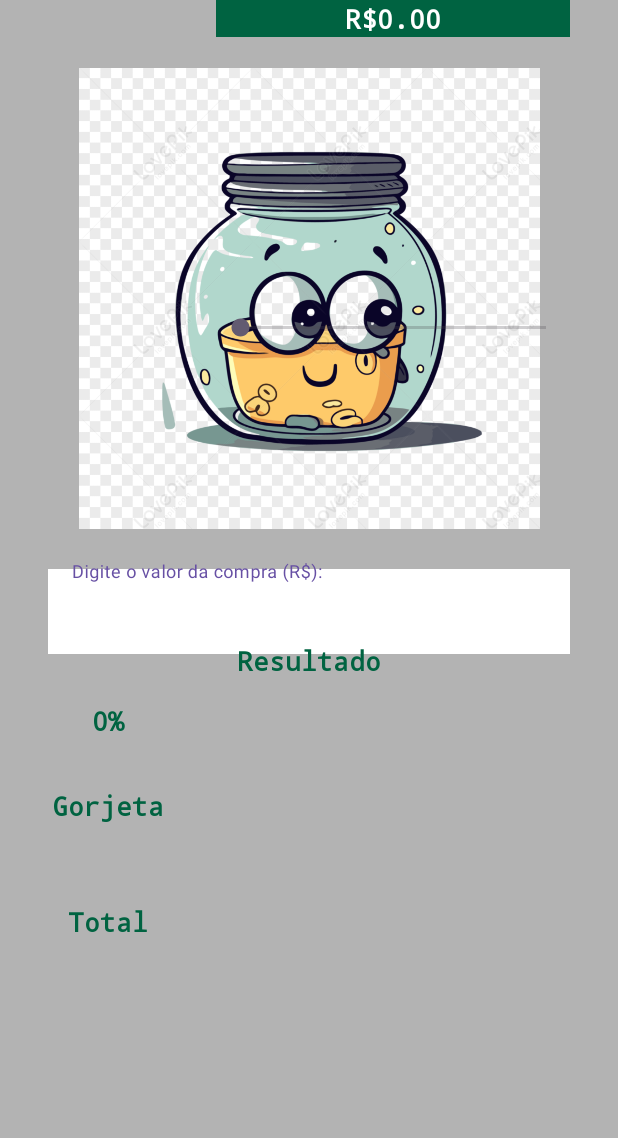
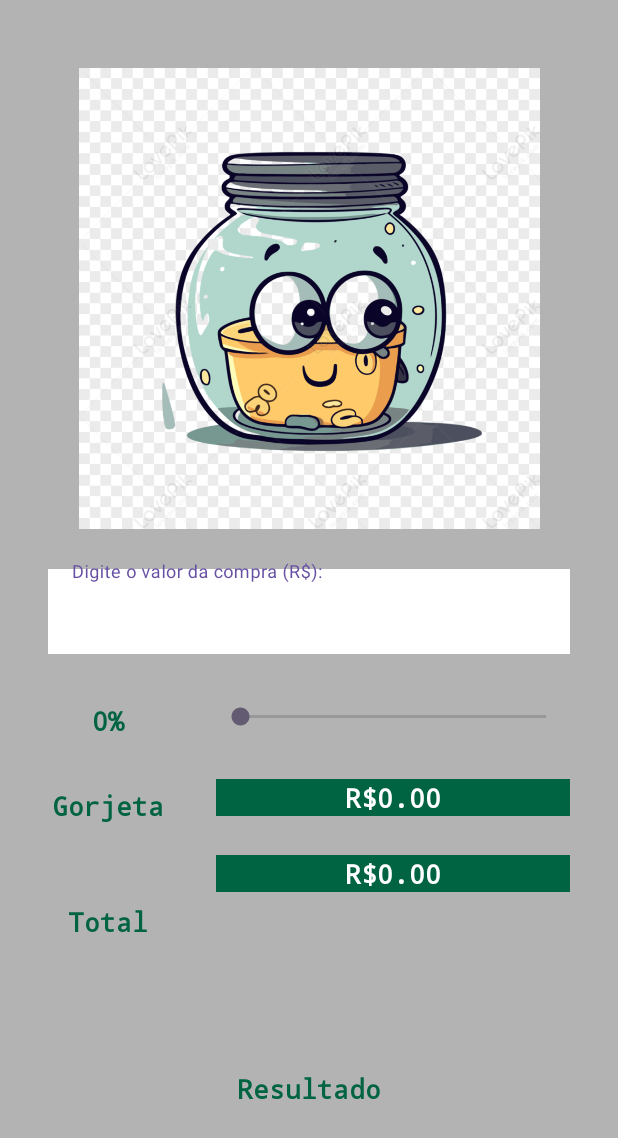
Before and after one commit to GuilhermeFogolin/Estudos-Desenvolvimento-Mobile, an Android app: the screen it shows after launch (MainActivity), on a phone screen of 412 x 824 dp. Shown: the top 1138 px of the screen. Run offline under Robolectric (Android 15) with nearby library versions, the phone set to English and light mode, and no system bars.

Commit message:
Adicionando funcionalidade para calcular gorjeta

```diff
--- a/Gorjeta/app/src/main/java/com/fecap/ccp/gorjeta/MainActivity.java
+++ b/Gorjeta/app/src/main/java/com/fecap/ccp/gorjeta/MainActivity.java
@@ -1,6 +1,9 @@
 package com.fecap.ccp.gorjeta;
 
 import android.os.Bundle;
+import android.widget.EditText;
+import android.widget.SeekBar;
+import android.widget.TextView;
 
 import androidx.activity.EdgeToEdge;
 import androidx.appcompat.app.AppCompatActivity;
@@ -10,15 +13,62 @@ import androidx.core.view.WindowInsetsCompat;
 
 public class MainActivity extends AppCompatActivity {
 
+    private EditText editValor;
+    private TextView text_porcentagem, text_gorjeta, text_total;
+    private SeekBar seekBarGorjeta;
+    private double porcentagem = 0;
+
     @Override
     protected void onCreate(Bundle savedInstanceState) {
         super.onCreate(savedInstanceState);
-        EdgeToEdge.enable(this);
         setContentView(R.layout.activity_main);
-        ViewCompat.setOnApplyWindowInsetsListener(findViewById(R.id.main), (v, insets) -> {
-            Insets systemBars = insets.getInsets(WindowInsetsCompat.Type.systemBars());
-            v.setPadding(systemBars.left, systemBars.top, systemBars.right, systemBars.bottom);
-            return insets;
+
+        editValor = findViewById(R.id.editValor);
+        text_gorjeta = findViewById(R.id.text_gorjeta);
+        text_porcentagem = findViewById(R.id.text_porcentagem);
+        text_total = findViewById(R.id.text_total);
+        seekBarGorjeta = findViewById(R.id.seekBarGorjeta);
+
+        // Manipulação sem botão: Seekbar - "ouvinte"
+
+        seekBarGorjeta.setOnSeekBarChangeListener(new SeekBar.OnSeekBarChangeListener() {
+            @Override
+            public void onProgressChanged(SeekBar seekBar, int i, boolean b) {
+                porcentagem = i;
+                text_porcentagem.setText(Math.round(porcentagem) + "%");
+                calcular();
+            }
+
+            @Override
+            public void onStartTrackingTouch(SeekBar seekBar) {
+            }
+
+            @Override
+            public void onStopTrackingTouch(SeekBar seekBar) {
+                // TODO: O método calcular pode ser colocado aqui também.
+            }
         });
+
+    }
+
+    public void calcular() {
+        String valorRecuperado = editValor.getText().toString();
+
+        if (valorRecuperado == null || valorRecuperado.equals("")) {
+
+        } else {
+
+            // Converter String para Double
+
+            double valorDigitado = Double.parseDouble(valorRecuperado);
+
+            // Calcular a gorjeta total:
+
+            double gorjeta = valorDigitado * (porcentagem / 100);
+
+            // Exibir a gorjeta
+
+            text_gorjeta.setText("R$" + gorjeta);
+        }
     }
 }
--- a/Gorjeta/app/src/main/res/layout/activity_main.xml
+++ b/Gorjeta/app/src/main/res/layout/activity_main.xml
@@ -100,13 +100,14 @@
         android:fontFamily="monospace"
         android:text="R$0.00"
         android:textAlignment="center"
+        android:textColor="@color/branco"
         android:textSize="18sp"
         android:textStyle="bold"
-        android:textColor="@color/branco"
+        app:layout_constraintBottom_toTopOf="@+id/text_total"
         app:layout_constraintEnd_toEndOf="parent"
         app:layout_constraintHorizontal_bias="0.0"
         app:layout_constraintStart_toEndOf="@+id/title_gorjeta"
-        tools:layout_editor_absoluteY="518dp" />
+        app:layout_constraintTop_toBottomOf="@+id/text_porcentagem" />
 
     <TextView
         android:id="@+id/text_total"
@@ -118,13 +119,13 @@
         android:fontFamily="monospace"
         android:text="R$0.00"
         android:textAlignment="center"
+        android:textColor="@color/branco"
         android:textSize="18sp"
         android:textStyle="bold"
-        android:textColor="@color/branco"
         app:layout_constraintEnd_toEndOf="parent"
         app:layout_constraintHorizontal_bias="0.0"
         app:layout_constraintStart_toEndOf="@+id/title_total"
-        tools:layout_editor_absoluteY="587dp" />
+        app:layout_constraintTop_toBottomOf="@+id/title_gorjeta" />
 
     <SeekBar
         android:id="@+id/seekBarGorjeta"
```
